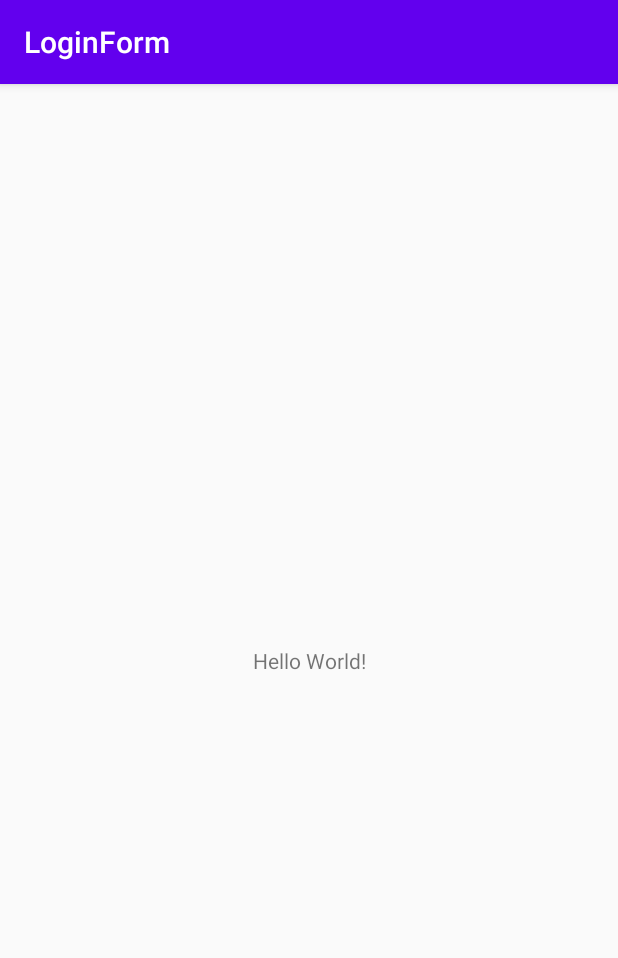
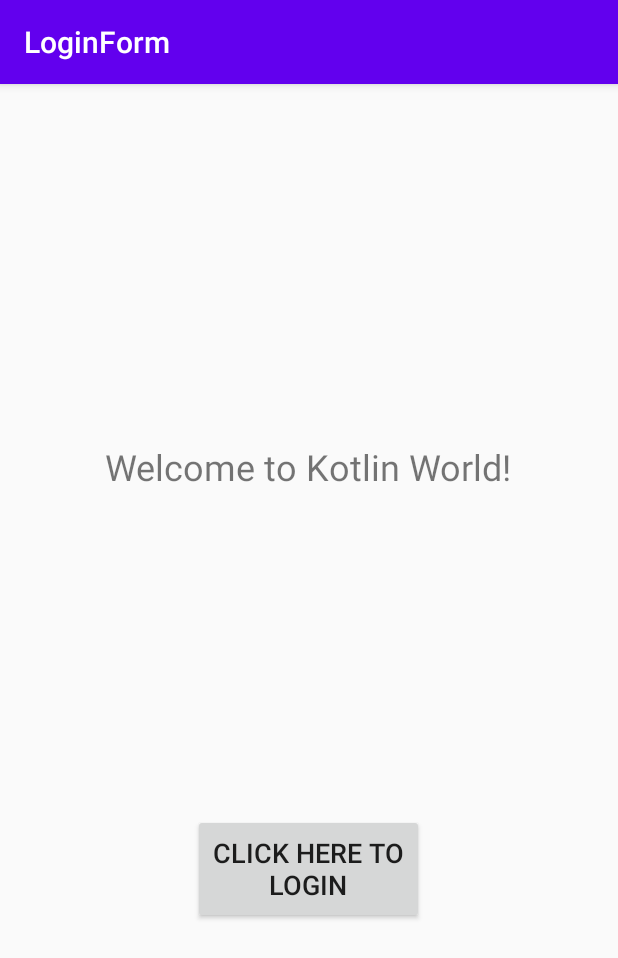
Before and after one commit to udith97/MAD-LabSheet-Kotlin, an Android app: the screen it shows after launch (MainActivity), on a phone screen of 412 x 824 dp. Shown: the top 958 px of the screen. Run offline under Robolectric (Android 15) with nearby library versions, the phone set to English and light mode, and no system bars.

Commit message:
Second Commit

```diff
--- a/app/src/main/AndroidManifest.xml
+++ b/app/src/main/AndroidManifest.xml
@@ -9,6 +9,8 @@
         android:roundIcon="@mipmap/ic_launcher_round"
         android:supportsRtl="true"
         android:theme="@style/AppTheme">
+        <activity android:name=".Login"></activity>
+        <activity android:name=".Home" />
         <activity android:name=".MainActivity">
             <intent-filter>
                 <action android:name="android.intent.action.MAIN" />
--- a/app/src/main/java/com/example/loginform/MainActivity.kt
+++ b/app/src/main/java/com/example/loginform/MainActivity.kt
@@ -1,12 +1,20 @@
 package com.example.loginform
 
+import android.content.Intent
 import androidx.appcompat.app.AppCompatActivity
 import android.os.Bundle
+import android.widget.Button
 
 class MainActivity : AppCompatActivity() {
 
     override fun onCreate(savedInstanceState: Bundle?) {
         super.onCreate(savedInstanceState)
         setContentView(R.layout.activity_main)
+
+        val btn_click = findViewById<Button>(R.id.btnLoginClick)
+        btn_click.setOnClickListener {
+            val intent = Intent(this, Login::class.java)
+            startActivity(intent)
+        }
     }
 }
--- a/app/src/main/res/layout/activity_main.xml
+++ b/app/src/main/res/layout/activity_main.xml
@@ -1,18 +1,34 @@
 <?xml version="1.0" encoding="utf-8"?>
-<androidx.constraintlayout.widget.ConstraintLayout xmlns:android="http://schemas.android.com/apk/res/android"
+<androidx.constraintlayout.widget.ConstraintLayout
+    xmlns:android="http://schemas.android.com/apk/res/android"
     xmlns:app="http://schemas.android.com/apk/res-auto"
     xmlns:tools="http://schemas.android.com/tools"
     android:layout_width="match_parent"
     android:layout_height="match_parent"
     tools:context=".MainActivity">
-
     <TextView
-        android:layout_width="wrap_content"
-        android:layout_height="wrap_content"
-        android:text="Hello World!"
+        android:id="@+id/txt1"
+        android:layout_width="290dp"
+        android:layout_height="63dp"
+        android:text="Welcome to Kotlin World!"
+        android:textSize="24sp"
         app:layout_constraintBottom_toBottomOf="parent"
+        app:layout_constraintHorizontal_bias="0.575"
         app:layout_constraintLeft_toLeftOf="parent"
         app:layout_constraintRight_toRightOf="parent"
-        app:layout_constraintTop_toTopOf="parent" />
+        app:layout_constraintTop_toTopOf="parent"
+        app:layout_constraintVertical_bias="0.339" />
 
+    <Button
+        android:id="@+id/btnLoginClick"
+        android:layout_width="154dp"
+        android:layout_height="73dp"
+        android:text="CLICK HERE TO LOGIN"
+        android:textSize="18sp"
+        app:layout_constraintBottom_toBottomOf="parent"
+        app:layout_constraintEnd_toEndOf="parent"
+        app:layout_constraintHorizontal_bias="0.498"
+        app:layout_constraintStart_toStartOf="parent"
+        app:layout_constraintTop_toBottomOf="@+id/txt1"
+        app:layout_constraintVertical_bias="0.47000003" />
 </androidx.constraintlayout.widget.ConstraintLayout>
--- a/app/src/main/res/values/strings.xml
+++ b/app/src/main/res/values/strings.xml
@@ -1,3 +1,6 @@
 <resources>
     <string name="app_name">LoginForm</string>
+    <string name="welcom">Welcome to Kotlin World!</string>
+    <string name="click">CLICK HERE TO LOGIN</string>
+    <string name="success">Login Successfull!</string>
 </resources>
```
Also changed, not shown: app/src/main/java/com/example/loginform/Home.kt (added, +12 -0 lines), app/src/main/java/com/example/loginform/Login.kt (added, +40 -0 lines), app/src/main/res/layout/activity_home.xml (added, +31 -0 lines), app/src/main/res/layout/activity_login.xml (added, +68 -0 lines).
